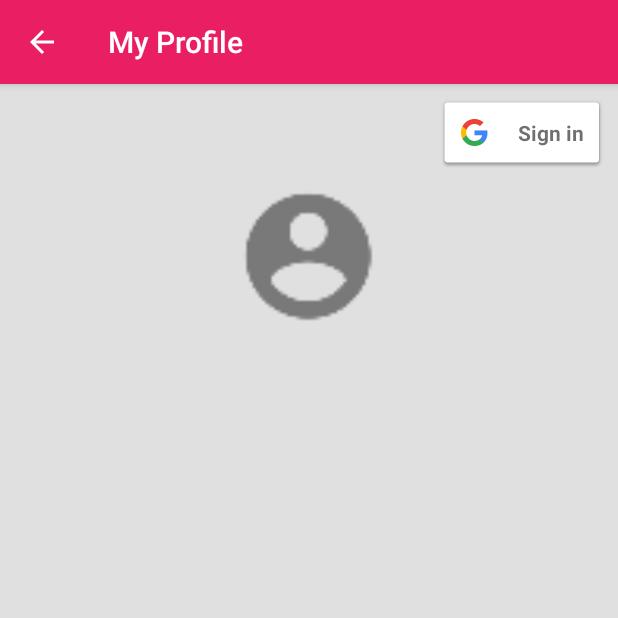
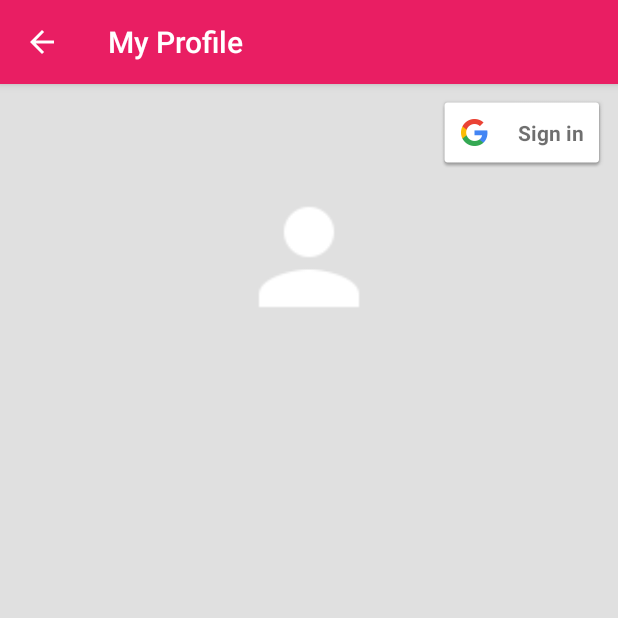
Before and after one commit to Iyamu-J/JournalApp, an Android app: the GoogleSignInActivity screen opened directly, with no data from a screen before it, after a tap on "Disconnect", on a phone screen of 412 x 824 dp, the top half of it. Run offline under Robolectric (Android 15) with nearby library versions, the light colour scheme and no system bars; our stand-ins replace Firebase (no records; nobody signed in at launch, a user with empty details on screens opened directly).

Commit message:
fixed minor bugs fixed profile picture not loading

```diff
--- a/app/build.gradle
+++ b/app/build.gradle
@@ -31,6 +31,7 @@ dependencies {
     implementation 'com.google.firebase:firebase-auth:16.0.2'
     implementation 'com.google.firebase:firebase-core:16.0.1'
     implementation 'com.google.android.gms:play-services-auth:15.0.1'
+    implementation 'com.github.bumptech.glide:glide:4.7.1'
     testImplementation 'junit:junit:4.12'
     androidTestImplementation 'com.android.support.test:runner:1.0.2'
     androidTestImplementation 'com.android.support.test.espresso:espresso-core:3.0.2'
--- a/app/src/main/java/ayevbeosa/com/journalapp/GoogleSignInActivity.java
+++ b/app/src/main/java/ayevbeosa/com/journalapp/GoogleSignInActivity.java
@@ -12,6 +12,9 @@ import android.widget.ImageView;
 import android.widget.ProgressBar;
 import android.widget.TextView;
 
+import com.bumptech.glide.Glide;
+import com.bumptech.glide.load.resource.bitmap.CircleCrop;
+import com.bumptech.glide.request.RequestOptions;
 import com.google.android.gms.auth.api.signin.GoogleSignIn;
 import com.google.android.gms.auth.api.signin.GoogleSignInAccount;
 import com.google.android.gms.auth.api.signin.GoogleSignInClient;
@@ -40,7 +43,6 @@ public class GoogleSignInActivity extends AppCompatActivity implements View.OnCl
     private TextView mProfileEmailTextView;
     private ImageView mProfilePictureImageView;
     private ProgressBar mProgressBar;
-    private Snackbar mSnackbar;
 
     @Override
     protected void onCreate(@Nullable Bundle savedInstanceState) {
@@ -108,12 +110,15 @@ public class GoogleSignInActivity extends AppCompatActivity implements View.OnCl
         int id = view.getId();
         switch (id) {
             case R.id.btn_sign_in:
+                makeProgressBarVisible(true);
                 signIn();
                 break;
             case R.id.btn_sign_out:
+                makeProgressBarVisible(true);
                 signOut();
                 break;
             case R.id.btn_disconnect:
+                makeProgressBarVisible(true);
                 revokeAccess();
                 break;
         }
@@ -135,6 +140,9 @@ public class GoogleSignInActivity extends AppCompatActivity implements View.OnCl
                             Log.d(TAG, "signInWithCredential:success");
                             FirebaseUser user = mFirebaseAuth.getCurrentUser();
                             updateUI(user);
+                            makeProgressBarVisible(false);
+                            Snackbar.make(findViewById(R.id.sign_in_layout), "Signed In Successfully", Snackbar.LENGTH_SHORT)
+                            .show();
                         } else {
                             // If sign in fails, display a message to the user.
                             Log.w(TAG, "signInWithCredential:failure", task.getException());
@@ -142,31 +150,30 @@ public class GoogleSignInActivity extends AppCompatActivity implements View.OnCl
                                     .show();
                             updateUI(null);
                         }
-                        mProgressBar.setVisibility(View.INVISIBLE);
                     }
                 });
     }
 
     private void updateUI(FirebaseUser user) {
-        mProgressBar.setVisibility(View.INVISIBLE);
         if (user != null) {
             mProfileNameTextView.setText(user.getDisplayName());
             mProfileEmailTextView.setText(user.getEmail());
-            mProfilePictureImageView.setImageURI(user.getPhotoUrl());
+
+            Glide.with(this)
+                    .load(user.getPhotoUrl())
+                    .apply(RequestOptions.bitmapTransform(new CircleCrop()))
+                    .into(mProfilePictureImageView);
 
             mSignInButton.setVisibility(View.GONE);
             findViewById(R.id.btn_sign_out).setVisibility(View.VISIBLE);
             findViewById(R.id.btn_disconnect).setVisibility(View.VISIBLE);
-            if (mSnackbar == null) {
-                mSnackbar = Snackbar.make(findViewById(R.id.sign_in_layout), "Signed In Successfully", Snackbar.LENGTH_SHORT);
-                mSnackbar.show();
-            }
-            mSnackbar = null;
-
         } else {
-            mSignInButton.setVisibility(View.VISIBLE);
+            mProfileNameTextView.setText("");
+            mProfileEmailTextView.setText("");
+            findViewById(R.id.btn_sign_in).setVisibility(View.VISIBLE);
             findViewById(R.id.btn_sign_out).setVisibility(View.GONE);
             findViewById(R.id.btn_disconnect).setVisibility(View.GONE);
+            mProfilePictureImageView.setImageResource(R.drawable.ic_person_white);
         }
     }
 
@@ -181,6 +188,7 @@ public class GoogleSignInActivity extends AppCompatActivity implements View.OnCl
         mGoogleSignInClient.signOut().addOnCompleteListener(this, new OnCompleteListener<Void>() {
             @Override
             public void onComplete(@NonNull Task<Void> task) {
+                makeProgressBarVisible(false);
                 updateUI(null);
             }
         });
@@ -192,8 +200,17 @@ public class GoogleSignInActivity extends AppCompatActivity implements View.OnCl
         mGoogleSignInClient.revokeAccess().addOnCompleteListener(this, new OnCompleteListener<Void>() {
             @Override
             public void onComplete(@NonNull Task<Void> task) {
+                makeProgressBarVisible(false);
                 updateUI(null);
             }
         });
     }
+
+    private void makeProgressBarVisible(boolean makeVisible) {
+        if (makeVisible) {
+            mProgressBar.setVisibility(View.VISIBLE);
+        } else {
+            mProgressBar.setVisibility(View.GONE);
+        }
+    }
 }
```
